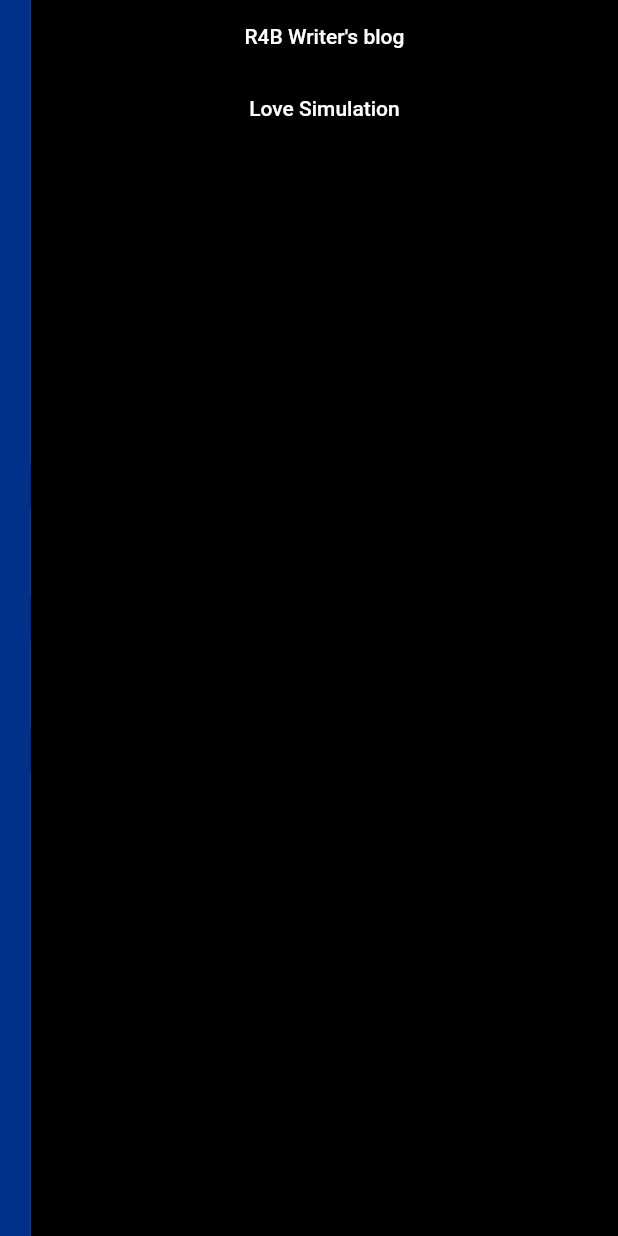
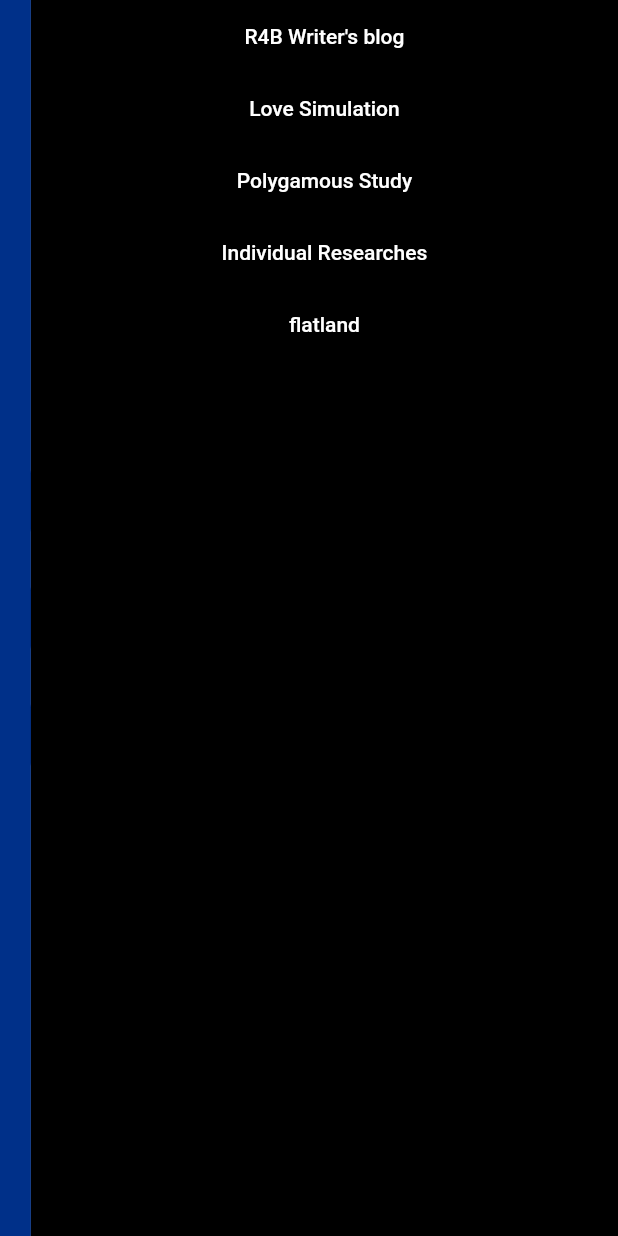
Before and after one commit to haojunzhuang/haojun, a Flutter app: the screen it shows after launch, after a tap on the "info" icon, on a phone screen of 412 x 824 dp. Run offline on Flutter 3.47's test engine with Material 2 defaults, Android fonts, the phone set to English and light mode, and no system bars; our stand-ins replace google_fonts, simple_gradient_text, syncfusion_flutter_charts.

```diff
--- a/lib/home/home_page.dart
+++ b/lib/home/home_page.dart
@@ -22,7 +22,7 @@ class HomePage extends StatelessWidget {
                 Container(
                   color: Colors.blue,
                 ),
-                ShowcasePage(),
+                const ShowcasePage(),
                 Container(
                   color: Colors.green,
                 ),
@@ -46,8 +46,8 @@ class _NavigationDrawerState extends State<NavigationDrawer> {
   @override
   Widget build(BuildContext context) {
     Size size = MediaQuery.of(context).size;
-    double darwerCollapseWidth = size.width * 0.05;
-    double darwerExpandWidth = size.width * 0.15;
+    double drawerCollapseWidth = size.width * 0.05;
+    double drawerExpandWidth = size.width * 0.15;
 
     HomePageProvider provider = Provider.of<HomePageProvider>(context);
 
@@ -59,14 +59,12 @@ class _NavigationDrawerState extends State<NavigationDrawer> {
         provider.collapseDrawer();
       },
       child: AnimatedContainer(
-        duration: const Duration(milliseconds: 400),
+        duration: const Duration(milliseconds: 600),
         curve: Curves.easeInOut,
-        width: provider.isExpanded ? darwerExpandWidth : darwerCollapseWidth,
+        width: provider.isExpanded ? drawerExpandWidth : drawerCollapseWidth,
         color: deepBlue,
         onEnd: () {
-          if (provider.isExpanded == true) {
-            provider.manageShowText();
-          }
+          provider.doShowText();
         },
         child: Column(
             mainAxisAlignment: MainAxisAlignment.center,
@@ -76,16 +74,19 @@ class _NavigationDrawerState extends State<NavigationDrawer> {
                   text: 'Home',
                   icon: Icons.home,
                   showText: provider.showText,
+                  drawerCollapseWidth: drawerCollapseWidth,
                   index: 0),
               NavigationLink(
                   text: 'About',
                   icon: Icons.info,
                   showText: provider.showText,
+                  drawerCollapseWidth: drawerCollapseWidth,
                   index: 1),
               NavigationLink(
                 text: 'Contact',
                 icon: Icons.contact_mail,
                 showText: provider.showText,
+                drawerCollapseWidth: drawerCollapseWidth,
                 index: 2,
               ),
             ]),
@@ -99,24 +100,24 @@ class NavigationLink extends StatelessWidget {
   final IconData icon;
   final bool showText;
   final int index;
+  final double drawerCollapseWidth;
 
   const NavigationLink(
       {required this.text,
       required this.icon,
       required this.showText,
       required this.index,
+      required this.drawerCollapseWidth,
       super.key});
 
   @override
   Widget build(BuildContext context) {
     HomePageProvider provider = Provider.of<HomePageProvider>(context);
 
-    Size size = MediaQuery.of(context).size;
-    double iconSize = size.width * 0.02;
-    double darwerCollapseWidth = size.width * 0.05;
+    double iconSize = drawerCollapseWidth * 0.45;
 
     return Padding(
-      padding: const EdgeInsets.symmetric(horizontal: 0.0, vertical: 20.0),
+      padding: const EdgeInsets.symmetric(horizontal: 0.0, vertical: 15.0),
       child: ElevatedButton(
         style: ElevatedButton.styleFrom(
           backgroundColor: deepBlue,
@@ -126,11 +127,13 @@ class NavigationLink extends StatelessWidget {
         onPressed: () {
           provider.setPageIndex(index);
         },
+        child: Container(
+            height: 45,
             child: Row(
               mainAxisAlignment: MainAxisAlignment.start,
+              mainAxisSize: MainAxisSize.max,
               children: [
-            //TODO: fix this
-            SizedBox(width: (darwerCollapseWidth) / 8),
+                SizedBox(width: (drawerCollapseWidth - iconSize) / 4),
                 Icon(icon, color: Colors.white, size: iconSize),
                 showText ? const SizedBox(width: 20) : const SizedBox.shrink(),
                 showText
@@ -140,7 +143,7 @@ class NavigationLink extends StatelessWidget {
                       )
                     : const SizedBox.shrink(),
               ],
-        ),
+            )),
       ),
     );
   }
--- a/lib/home/home_page_provider.dart
+++ b/lib/home/home_page_provider.dart
@@ -25,10 +25,8 @@ class HomePageProvider extends ChangeNotifier {
     notifyListeners();
   }
 
-  void manageShowText() {
-    if (showText == false) {
-      showText = true;
-    }
+  void doShowText() {
+    showText = true;
     notifyListeners();
   }
 }
--- a/lib/main.dart
+++ b/lib/main.dart
@@ -7,6 +7,8 @@ import 'package:me/showcase/blog/blog_monogamy.dart';
 import 'package:me/showcase/blog/blog_smile.dart';
 import 'package:me/showcase/robot/simulation.dart';
 import 'package:provider/provider.dart';
+
+import 'flatland/flatland.dart';
 
 void main() {
   runApp(
@@ -38,6 +40,7 @@ class MyApp extends StatelessWidget {
         '/blog/monogamy': (context) => const BlogMonogamy(),
         '/blog/smile': (context) => const BlogSmile(),
         '/simulations/love': (context) => const LoveSimulation(),
+        '/flatland': (context) => GameApp(),
       },
     );
   }
--- a/lib/showcase/showcase_page.dart
+++ b/lib/showcase/showcase_page.dart
@@ -27,6 +27,30 @@ class ShowcasePage extends StatelessWidget {
                   'Love Simulation',
                   style: TextStyle(color: Colors.white),
                 )),
+            TextButton(
+                onPressed: () {
+                  Navigator.pushNamed(context, '/');
+                },
+                child: const Text(
+                  'Polygamous Study',
+                  style: TextStyle(color: Colors.white),
+                )),
+            TextButton(
+                onPressed: () {
+                  Navigator.pushNamed(context, '/');
+                },
+                child: const Text(
+                  'Individual Researches',
+                  style: TextStyle(color: Colors.white),
+                )),
+            TextButton(
+                onPressed: () {
+                  Navigator.pushNamed(context, '/flatland');
+                },
+                child: const Text(
+                  'flatland',
+                  style: TextStyle(color: Colors.white),
+                )),
           ]),
         ));
   }
```
Also changed, not shown: lib/flatland/flatland.dart (added, +199 -0 lines), lib/showcase/robot/simulation.dart (+12 -1 lines), pubspec.lock, 34 other files. Lines whose indentation alone changed are shown as unchanged.
